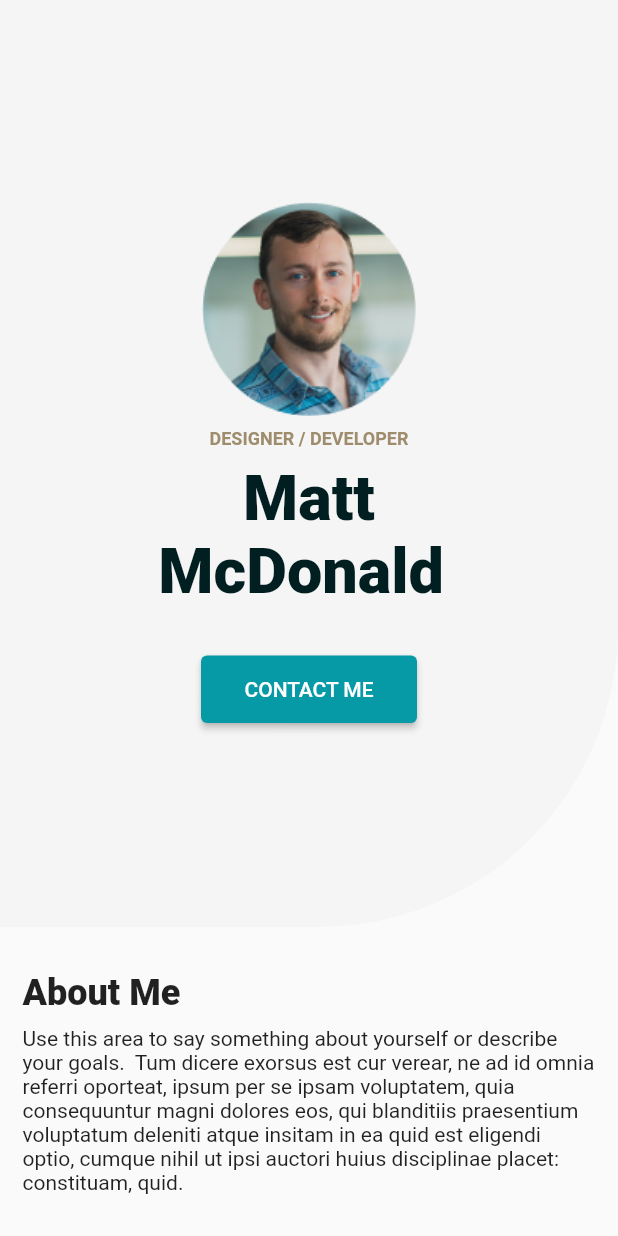
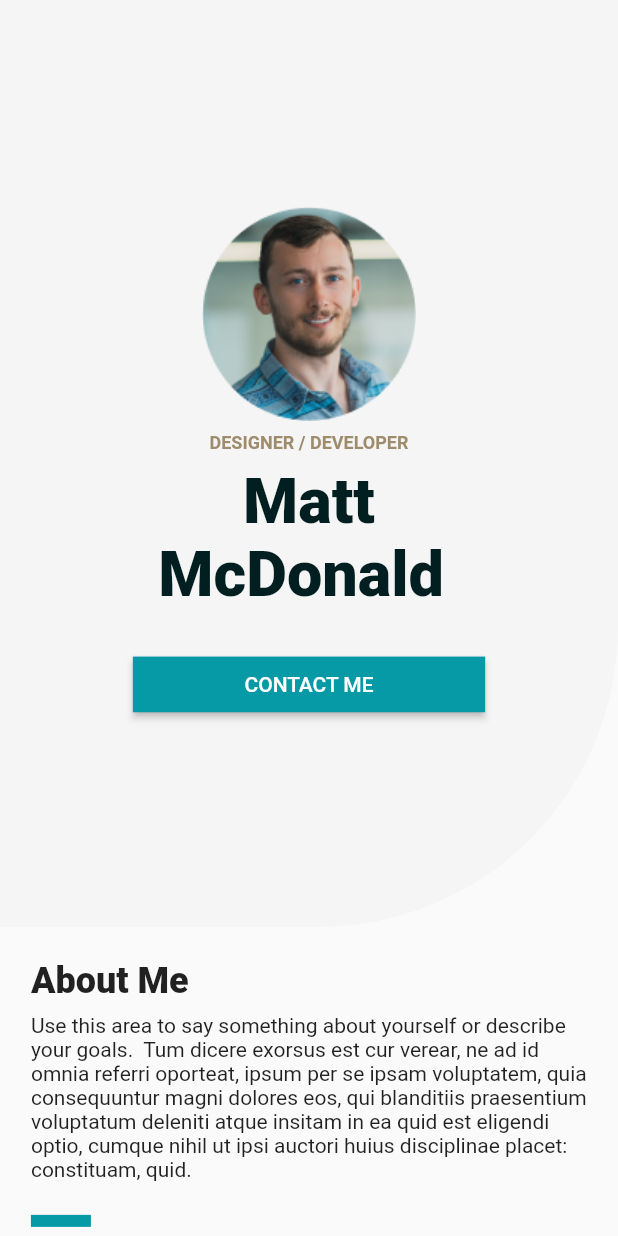
Before and after one commit to OokanNumber1/2020ResumeKit, a Flutter app: the screen it shows after launch, on a phone screen of 412 x 824 dp. Run offline on Flutter 3.47's test engine with Material 2 defaults, Android fonts, the light colour scheme and no system bars; our stand-ins replace sizer.

Commit message:
trying landscape feature but ...

```diff
--- a/resumekit/lib/views/carlos_views/carlos_mobile_view.dart
+++ b/resumekit/lib/views/carlos_views/carlos_mobile_view.dart
@@ -18,9 +18,9 @@ class CarlosMobileView extends StatelessWidget {
               crossAxisAlignment: CrossAxisAlignment.start,
               children: [
                 const AppBarDetails(),
-                const SizedBox(
-                  //height: 4.2.h,
-                  height: 100,
+                SizedBox(
+                  height: 4.2.h,
+                  //height: 100,
                 ),
                 Text(
                   'Carlos Montoya',
--- a/resumekit/lib/views/carlos_views/carlos_web_view.dart
+++ b/resumekit/lib/views/carlos_views/carlos_web_view.dart
@@ -16,9 +16,7 @@ class CarlosWebView extends StatelessWidget {
             right: 75.0,
             top: 25,
           ),
-        child: Column(
-            //crossAxisAlignment: CrossAxisAlignment.start,
-            children: [
+          child: Column(children: [
             Row(
               mainAxisAlignment: MainAxisAlignment.spaceBetween,
               crossAxisAlignment: CrossAxisAlignment.start,
@@ -46,14 +44,16 @@ class CarlosWebView extends StatelessWidget {
                       style: TextStyle(
                         fontSize: 10,
                         fontWeight: FontWeight.w500,
-                            color: Colors.black54),
+                        color: Colors.black54,
+                      ),
                     ),
                     Text(
                       'Mentors, books, the\ninternet —self taught.',
                       style: TextStyle(
                         fontSize: 10,
                         fontWeight: FontWeight.w400,
-                            color: Colors.black54),
+                        color: Colors.black54,
+                      ),
                     ),
                   ],
                 )
@@ -74,19 +74,19 @@ class CarlosWebView extends StatelessWidget {
                           style: TextStyle(
                             fontSize: 14,
                             fontWeight: FontWeight.w500,
-                                color: Colors.black54),
+                            color: Colors.black54,
+                          ),
                         ),
                         Text(
                           'Design Director\n',
                           style: TextStyle(
                             fontSize: 10,
                             fontWeight: FontWeight.w500,
-                                color: Colors.black26),
+                            color: Colors.black26,
+                          ),
                         ),
                       ]),
-                    // const SizedBox(
-                    //   width: 135,
-                    // ),
+                  const SizedBox(width: 135),
                   Container(
                     height: 114,
                     width: 235,
@@ -120,9 +120,7 @@ class CarlosWebView extends StatelessWidget {
                     ),
                   ),
                 ]),
-              const SizedBox(
-                height: 80,
-              ),
+            const SizedBox(height: 80),
             Row(
               mainAxisAlignment: MainAxisAlignment.spaceBetween,
               crossAxisAlignment: CrossAxisAlignment.start,
@@ -170,6 +168,7 @@ class CarlosWebView extends StatelessWidget {
             )
           ]),
         ),
-    ));
+      ),
+    );
   }
 }
--- /dev/null
+++ b/resumekit/lib/views/matt_views/matt_landscape.dart
@@ -0,0 +1,66 @@
+import 'package:flutter/material.dart';
+import 'package:resumekit/constants/app_sizes.dart';
+import 'package:resumekit/constants/app_styles.dart';
+import 'package:sizer/sizer.dart';
+
+Widget mattLandscape(BuildContext context) {
+  return Expanded(
+    child: Column(
+      mainAxisAlignment: MainAxisAlignment.start,
+      children: [
+        Container(
+          //! is buildContext in AppSizes class okay or Mediaquery here is better
+          height: AppSizes.appHeight(context) * 0.75,
+          width: double.infinity,
+          decoration: BoxDecoration(
+            color: Colors.grey[100],
+            borderRadius: const BorderRadius.only(
+              bottomRight: Radius.circular(200),
+            ),
+          ),
+          child: Row(
+            mainAxisAlignment: MainAxisAlignment.center,
+            crossAxisAlignment: CrossAxisAlignment.center,
+            children: [
+              Image.asset('assets/matt.png'),
+              SizedBox(
+                width: 0.9.h,
+              ),
+              Column(
+                children: [
+                  const Text(
+                    'DESIGNER / DEVELOPER',
+                    style: TextStyle(
+                      fontSize: 12,
+                      fontWeight: FontWeight.w700,
+                      color: Color(0xff9E8C6C),
+                    ),
+                  ),
+                  SizedBox(
+                    height: 0.9.h,
+                  ),
+                  const Text('Matt ',
+                      textAlign: TextAlign.center,
+                      style: AppStyles.boldMattName),
+                  const Text('McDonald ', style: AppStyles.boldMattName),
+                  SizedBox(
+                    height: 3.h,
+                  ),
+                  ElevatedButton(
+                    onPressed: () {},
+                    child: const Text('CONTACT ME'),
+                    style: ElevatedButton.styleFrom(
+                        primary: const Color(0xff0699A6),
+                        minimumSize: Size(57.w, 4.5.h),
+                        shape: const RoundedRectangleBorder()),
+                  ),
+                ],
+              )
+            ],
+          ),
+        ),
+        Row()
+      ],
+    ),
+  );
+}
--- /dev/null
+++ b/resumekit/lib/views/matt_views/matt_mobile_portrait_view.dart
@@ -0,0 +1,117 @@
+import 'package:flutter/material.dart';
+import 'package:resumekit/constants/app_sizes.dart';
+import 'package:resumekit/constants/app_styles.dart';
+import 'package:sizer/sizer.dart';
+
+Widget mattPortrait(BuildContext context) {
+  return Column(
+    children: [
+      Container(
+        //! is buildContext in AppSizes class okay or Mediaquery here is better
+        height: AppSizes.appHeight(context) * 0.75,
+        width: double.infinity,
+        decoration: BoxDecoration(
+          color: Colors.grey[100],
+          borderRadius: const BorderRadius.only(
+            bottomRight: Radius.circular(200),
+          ),
+        ),
+        child: Column(
+          mainAxisAlignment: MainAxisAlignment.center,
+          crossAxisAlignment: CrossAxisAlignment.center,
+          children: [
+            Image.asset('assets/matt.png'),
+            SizedBox(
+              height: 0.9.h,
+            ),
+            const Text(
+              'DESIGNER / DEVELOPER',
+              style: TextStyle(
+                fontSize: 12,
+                fontWeight: FontWeight.w700,
+                color: Color(0xff9E8C6C),
+              ),
+            ),
+            SizedBox(
+              height: 0.9.h,
+            ),
+            const Text('Matt ',
+                textAlign: TextAlign.center, style: AppStyles.boldMattName),
+            const Text('McDonald ', style: AppStyles.boldMattName),
+            SizedBox(
+              height: 3.h,
+            ),
+            ElevatedButton(
+              onPressed: () {},
+              child: const Text('CONTACT ME'),
+              style: ElevatedButton.styleFrom(
+                  primary: const Color(0xff0699A6),
+                  minimumSize: Size(57.w, 4.5.h),
+                  shape: const RoundedRectangleBorder()),
+            )
+          ],
+        ),
+      ),
+      Padding(
+        padding: EdgeInsets.symmetric(horizontal: 5.w, vertical: 2.7.h),
+        child: Column(
+          crossAxisAlignment: CrossAxisAlignment.start,
+          children: [
+            const Text(
+              'About Me',
+              style: TextStyle(fontSize: 24, fontWeight: FontWeight.w900),
+            ),
+            SizedBox(
+              height: 0.9.h,
+            ),
+            const Text(
+              'Use this area to say something about yourself or describe your goals.  Tum dicere exorsus est cur verear, ne ad id omnia referri oporteat, ipsum per se ipsam voluptatem, quia consequuntur magni dolores eos, qui blanditiis praesentium voluptatum deleniti atque insitam in ea quid est eligendi optio, cumque nihil ut ipsi auctori huius disciplinae placet: constituam, quid.',
+              style: TextStyle(),
+            ),
+            SizedBox(
+              height: 2.7.h,
+            ),
+            Container(
+              height: 8,
+              width: 40,
+              color: const Color(0xff0699A6),
+            ),
+            SizedBox(
+              height: 2.7.h,
+            ),
+            const Text('Experience',
+                style: TextStyle(fontSize: 24, fontWeight: FontWeight.w900)),
+            SizedBox(
+              height: 1.6.h,
+            ),
+            const Text(
+              'Front-End Developer — Dropbox',
+              style: TextStyle(
+                fontSize: 14,
+                fontWeight: FontWeight.w700,
+                color: Color(0xff9E8C6C),
+              ),
+            ),
+            const SizedBox(
+              height: 6,
+            ),
+            const Text(
+              'Mar. 2020 - Present',
+              style: TextStyle(
+                fontSize: 14,
+                fontWeight: FontWeight.w400,
+              ),
+            ),
+            SizedBox(
+              height: 1.3.h,
+            ),
+            const Text(
+              'Describe your responsibilities.  Tum dicere exorsus est cur verear, ne ad id omnia referri oporteat, ipsum per se ipsam voluptatem, quia consequuntur magni dolores eos, qui blanditiis praesentium voluptatum deleniti atque insitam in ea quid est eligendi optio, cumque nihil ut ipsi auctori huius disciplinae placet: constituam, quid.',
+              style: TextStyle(fontWeight: FontWeight.w400, fontSize: 14),
+            ),
+          ],
+        ),
+      )
+    ],
+  );
+}
--- a/resumekit/lib/views/matt_views/matt_mobile_view.dart
+++ b/resumekit/lib/views/matt_views/matt_mobile_view.dart
@@ -1,6 +1,9 @@
 import 'package:flutter/material.dart';
 import 'package:resumekit/constants/app_sizes.dart';
 import 'package:resumekit/constants/app_styles.dart';
+import 'package:resumekit/views/matt_views/matt_landscape.dart';
+import 'package:resumekit/views/matt_views/matt_mobile_portrait_view.dart';
+import 'package:sizer/sizer.dart';
 
 class MattMobileView extends StatelessWidget {
   const MattMobileView({Key? key}) : super(key: key);
@@ -8,121 +11,15 @@ class MattMobileView extends StatelessWidget {
   @override
   Widget build(BuildContext context) {
     return Scaffold(
-      body: SingleChildScrollView(
-        child: Column(
-          children: [
-            Container(
-              //! is buildContext in AppSizes class okay or Mediaquery here is better
-              height: AppSizes.appHeight(context) * 0.75,
-              width: double.infinity,
-              decoration: BoxDecoration(
-                  //color: Color(0xff9E8C6C),
-                  color: Colors.grey[100],
-                  borderRadius: const BorderRadius.only(
-                      bottomRight: Radius.circular(200))),
-              child: Column(
-                mainAxisAlignment: MainAxisAlignment.center,
-                crossAxisAlignment: CrossAxisAlignment.center,
-                children: [
-                  Image.asset('assets/matt.png'),
-                  const SizedBox(
-                    height: 8,
-                  ),
-                  const Text(
-                    'DESIGNER / DEVELOPER',
-                    style: TextStyle(
-                      fontSize: 12,
-                      fontWeight: FontWeight.w700,
-                      color: Color(0xff9E8C6C),
-                    ),
-                  ),
-                  const SizedBox(
-                    height: 8,
-                  ),
-                  const Text('Matt ',
-                      textAlign: TextAlign.center,
-                      style: AppStyles.boldMattName),
-                  const Text('McDonald ', style: AppStyles.boldMattName),
-                  const SizedBox(
-                    height: 30,
-                  ),
-                  ElevatedButton(
-                    onPressed: () {},
-                    child: const Text('CONTACT ME'),
-                    style: ElevatedButton.styleFrom(
-                      primary: const Color(0xff0699A6),
-                      minimumSize: const Size(144, 45),
-                    ),
-                  )
-                ],
-              ),
-            ),
-            Padding(
-              padding:
-                  const EdgeInsets.symmetric(horizontal: 15.0, vertical: 30),
-              child: Column(
-                crossAxisAlignment: CrossAxisAlignment.start,
-                children: [
-                  const Text(
-                    'About Me',
-                    style: TextStyle(fontSize: 24, fontWeight: FontWeight.w900),
-                    //textAlign: TextAlign.left,
-                  ),
-                  const SizedBox(
-                    height: 8,
-                  ),
-                  const Text(
-                    'Use this area to say something about yourself or describe your goals.  Tum dicere exorsus est cur verear, ne ad id omnia referri oporteat, ipsum per se ipsam voluptatem, quia consequuntur magni dolores eos, qui blanditiis praesentium voluptatum deleniti atque insitam in ea quid est eligendi optio, cumque nihil ut ipsi auctori huius disciplinae placet: constituam, quid.',
-                    style: TextStyle(),
-                  ),
-                  const SizedBox(
-                    height: 30,
-                  ),
-                  Container(
-                    height: 8,
-                    width: 40,
-                    color: const Color(0xff0699A6),
-                  ),
-                  const SizedBox(
-                    height: 30,
-                  ),
-                  const Text('Experience',
-                      style:
-                          TextStyle(fontSize: 24, fontWeight: FontWeight.w900)),
-                  const SizedBox(
-                    height: 18,
-                  ),
-                  const Text(
-                    'Front-End Developer — Dropbox',
-                    style: TextStyle(
-                      fontSize: 14,
-                      fontWeight: FontWeight.w700,
-                      color: Color(0xff9E8C6C),
-                    ),
-                  ),
-                  const SizedBox(
-                    height: 6,
-                  ),
-                  const Text(
-                    'Mar. 2020 - Present',
-                    style: TextStyle(
-                      fontSize: 14,
-                      fontWeight: FontWeight.w400,
-                    ),
-                  ),
-                  const SizedBox(
-                    height: 15,
-                  ),
-                  const Text(
-                    'Describe your responsibilities.  Tum dicere exorsus est cur verear, ne ad id omnia referri oporteat, ipsum per se ipsam voluptatem, quia consequuntur magni dolores eos, qui blanditiis praesentium voluptatum deleniti atque insitam in ea quid est eligendi optio, cumque nihil ut ipsi auctori huius disciplinae placet: constituam, quid.',
-                    style: TextStyle(fontWeight: FontWeight.w400, fontSize: 14),
-                  ),
-                ],
-              ),
-            )
-          ],
-        ),
-      ),
-    );
+        body: SingleChildScrollView(
+            child: OrientationBuilder(
+                builder: (context, orientation) =>
+                    orientation == Orientation.landscape
+                        ? mattLandscape(context)
+                        : mattPortrait(context))
+            // child: SizerUtil.orientation == Orientation.landscape
+            //     ? mattLandscape(context)
+            //     : mattPortrait(context)),
+            ));
   }
 }
```
Also changed, not shown: resumekit/lib/views/carlos_views/carlos_view.dart (+0 -12 lines). Lines whose indentation alone changed are shown as unchanged.
